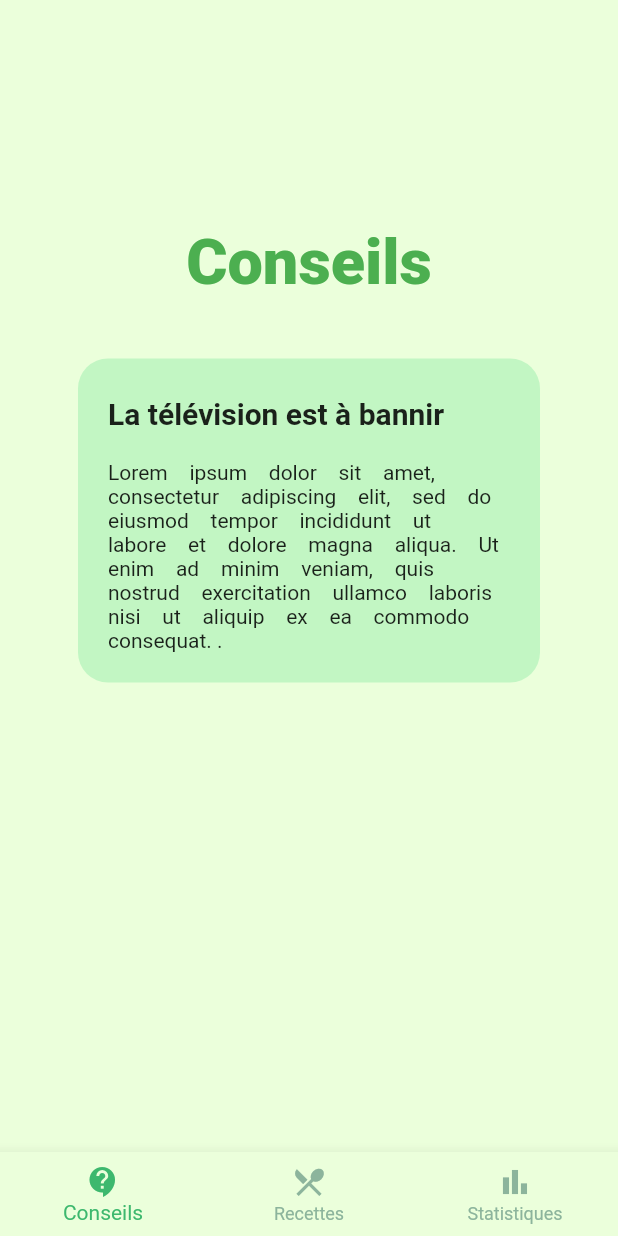
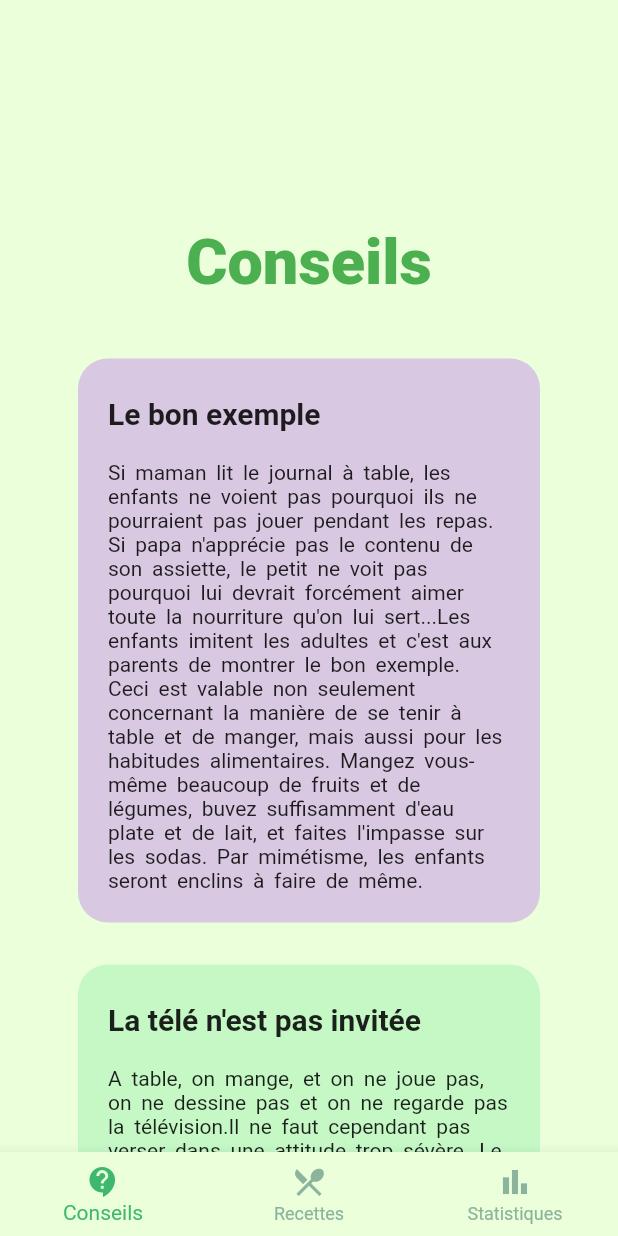
Before and after one commit to Wissam-12/Projet_2CP, a Flutter app: the ConseilsEP screen opened directly, on a phone screen of 412 x 824 dp. Run offline on Flutter 3.47's test engine with Material 2 defaults, Android fonts, the phone set to English and light mode, and no system bars; our stand-ins replace firebase_auth, firebase_core, firebase_database, google_sign_in, image_picker; accounts and stored records are empty; Roboto replaces fonts that are missing (Poppins, Rubik, Rubik-ExtraBold.ttf).

Commit message:
Page conseils réglée

```diff
--- /dev/null
+++ b/lib/Model/listConseils.dart
@@ -0,0 +1,38 @@
+import 'package:flutter/material.dart';
+import '../Screens/conseilCarte.dart';
+
+class ConseilModel{
+    String? titre, contenu;
+    Color? coleur;
+    ConseilModel({
+        @required this.titre,
+        @required this.contenu,
+        @required this.coleur,
+    });
+
+    static List<ConseilModel> demoConseil = [
+        ConseilModel(
+            titre: 'Le bon exemple',
+            contenu: 'Si maman lit le journal à table, les enfants ne voient pas pourquoi ils ne pourraient pas jouer pendant les repas. Si papa n\'apprécie pas le contenu de son assiette, le petit ne voit pas pourquoi lui devrait forcément aimer toute la nourriture qu\'on lui sert...Les enfants imitent les adultes et c\'est aux parents de montrer le bon exemple. Ceci est valable non seulement concernant la manière de se tenir à table et de manger, mais aussi pour les habitudes alimentaires. Mangez vous-même beaucoup de fruits et de légumes, buvez suffisamment d\'eau plate et de lait, et faites l\'impasse sur les sodas. Par mimétisme, les enfants seront enclins à faire de même.',
+            coleur: Color(0xFFD9C8E1),
+        ),
+        ConseilModel(
+            titre: 'La télé n\'est pas invitée',
+            contenu: "A table, on mange, et on ne joue pas, on ne dessine pas et on ne regarde pas la télévision.Il ne faut cependant pas verser dans une attitude trop sévère. Le repas doit rester un moment convivial et agréable. Les instructions désuètes comme « un enfant ne parle pas à table » ou « tu dois d'abord finir toute ton assiette avant de quitter la table » n'auront pas d'effet, si ce n'est de créer une ambiance tendue, ce qui n'est pas le but recherché…",
+            coleur: Color(0xFFC6F8C6),
+        ),
+        ConseilModel(
+            titre: "Une jolie table",
+            contenu: "Une table joliment dressée stimule l'appétit des petits et des grands. Prêtez une réelle attention aux couverts des enfants, pour qu'ils puissent s'en servir sans difficulté. Ne vous attendez pas à ce qu'un enfant en bas âge puisse se servir correctement d'un couteau et d'une fourchette. Proposez-leur des couverts adaptés à leur âge... et laissez-les s'en servir à leur guise, de manière spontanée, quitte à leur donner de temps en temps quelques conseils pour mieux les utiliser. Ne forcez pas, ne donnez pas d'ordres, n'élevez pas la voix : petit à petit, ils finiront par très bien s'en sortir.",
+            coleur: Color(0xFFB6DCDD),
+        ),
+    ];
+
+    static Widget afficher() {
+        return Column(
+            children: List<Widget>.generate(demoConseil.length, (int index){
+                return ConseilCarte(demoConseil[index]);
+            }),
+        );
+    }
+}
--- a/lib/Screens/conseilCarte.dart
+++ b/lib/Screens/conseilCarte.dart
@@ -1,7 +1,10 @@
 import 'package:flutter/material.dart';
+import '../Model/listConseils.dart';
 
 class ConseilCarte extends StatefulWidget {
-  const ConseilCarte({Key? key}) : super(key: key);
+    final ConseilModel exconseils;
+
+    const ConseilCarte(this.exconseils);
 
     @override
     State<ConseilCarte> createState() => _ConseilCarteState();
@@ -14,7 +17,7 @@ class _ConseilCarteState extends State<ConseilCarte>{
             margin: EdgeInsets.only(left: 10, right: 10, bottom: 28),
             padding: EdgeInsets.all(20),
             decoration: BoxDecoration(
-            color: Color.fromARGB(48, 16, 209, 93),
+            color: this.widget.exconseils.coleur!,
             borderRadius: BorderRadius.circular(20),
             ),
             child: Column(
@@ -23,7 +26,7 @@ class _ConseilCarteState extends State<ConseilCarte>{
                         alignment: Alignment.topLeft,
                         padding: EdgeInsets.only(bottom: 20, top: 5),
                         child: Text(
-                            "La télévision est à bannir",
+                            this.widget.exconseils.titre!,
                             textAlign: TextAlign.left,
                             style: TextStyle(
                                 fontSize: 20,
@@ -33,11 +36,11 @@ class _ConseilCarteState extends State<ConseilCarte>{
                         ),
                     ),
                     Text(
-                        "Lorem ipsum dolor sit amet, consectetur adipiscing elit, sed do eiusmod tempor incididunt ut labore et dolore magna aliqua. Ut enim ad minim veniam, quis nostrud exercitation ullamco laboris nisi ut aliquip ex ea commodo consequat. .",
+                        this.widget.exconseils.contenu!,
                         style: TextStyle(
                             fontSize: 14,
                             fontFamily: 'Poppins',
-                            wordSpacing: 11
+                            wordSpacing: 3,
                         ),
                     ),
                 ],
--- a/lib/Screens/espaceEP.dart
+++ b/lib/Screens/espaceEP.dart
@@ -1,5 +1,5 @@
 import 'package:flutter/material.dart';
-import 'conseilCarte.dart';
+import '../Model/listConseils.dart';
 
 class ConseilsEP extends StatefulWidget {
   ConseilsEP({Key? key}) : super(key: key);
@@ -32,7 +32,7 @@ class _ConseilsEPState extends State<ConseilsEP> {
                   ),
                 ),
               ),
-              ConseilCarte(),
+              ConseilModel.afficher(),
             ],
           )),
       //SECOND PAGE LES RECETTTES
```
Also changed, not shown: lib/Model/listRecettes.dart (added).
